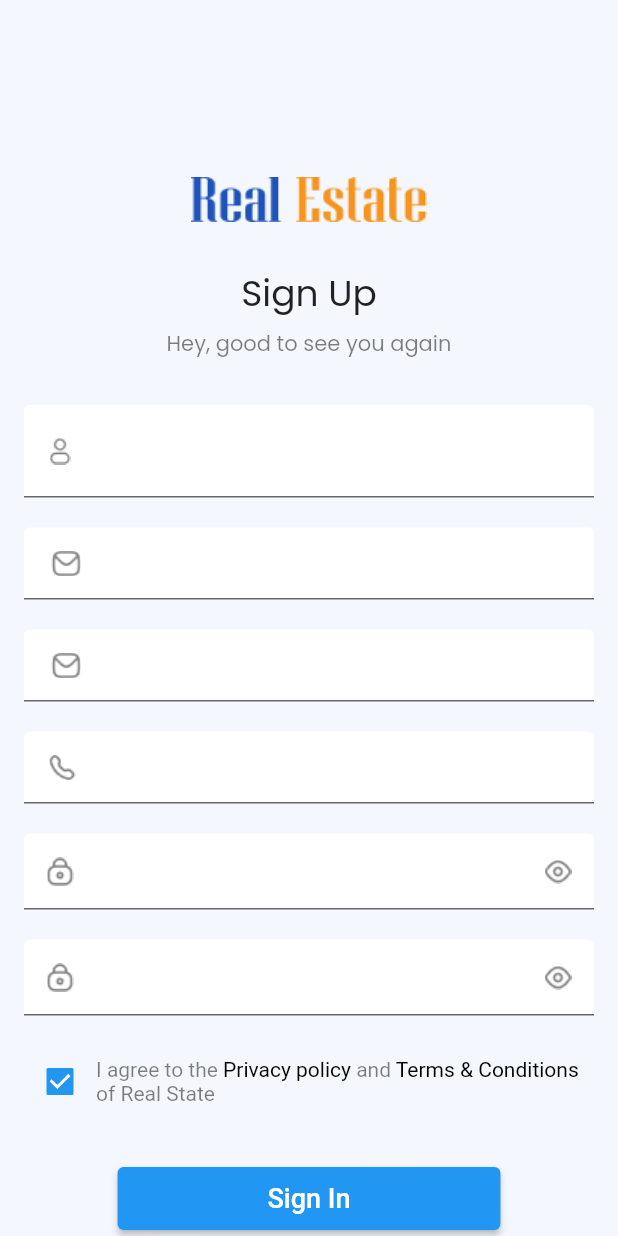
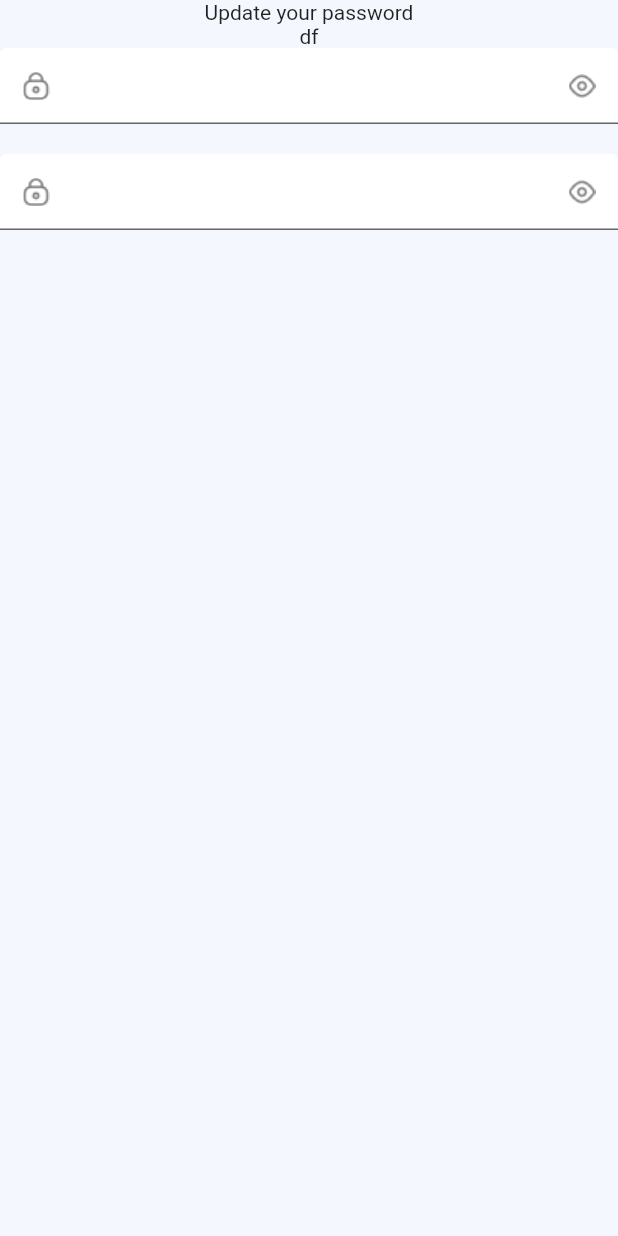
Before and after one commit to khaledmorshed/real_state, a Flutter app: the screen it shows after launch, on a phone screen of 412 x 824 dp. Run offline on Flutter 3.47's test engine with Material 2 defaults, Android fonts, the phone set to English and light mode, and no system bars.

```diff
--- a/lib/screens/sign_up_screen.dart
+++ b/lib/screens/sign_up_screen.dart
@@ -113,6 +113,7 @@ class _SignUpScreenState extends State<SignUpScreen> {
         key: _formKey,
         child: Column(
           children: [
+
             CustomTextFormField(
               controller: _nameController,
               prefixIconString: "assets/vectors/sign up screen/person.png",
@@ -247,16 +248,13 @@ class _SignUpScreenState extends State<SignUpScreen> {
     );
   }
    _gmailAndFb(){
-    return Container(
-
-      child: Row(
+    return Row(
       mainAxisAlignment: MainAxisAlignment.center,
       children: [
         Image.asset("assets/vectors/sign up screen/gmail.png", height: 50, width: 50,),
         const SizedBox(height: 25,),
         Image.asset("assets/vectors/sign up screen/fb.png", height: 50, width: 50,),
       ],
-      ),
     );
   }
 }
--- a/lib/screens/splash_screen.dart
+++ b/lib/screens/splash_screen.dart
@@ -1,6 +1,8 @@
 import 'dart:async';
 import 'package:flutter/material.dart';
+import 'package:real_state/screens/update_password_screen.dart';
 import '../conts/color_manager.dart';
+import 'otp_screen.dart';
 import 'sign_up_screen.dart';
 
 class SplashScreen extends StatefulWidget {
@@ -14,8 +16,10 @@ class _SplashScreenState extends State<SplashScreen> {
 
   startTimer() {
     Timer(const Duration(seconds: 1), () async {
+      // Navigator.pushReplacement(
+      //     context, MaterialPageRoute(builder: (context) => SignUpScreen()));
       Navigator.pushReplacement(
-          context, MaterialPageRoute(builder: (context) => SignUpScreen()));
+          context, MaterialPageRoute(builder: (context) => UpdatePasswordScreen()));
     });
   }
 
--- /dev/null
+++ b/lib/screens/update_password_screen.dart
@@ -0,0 +1,75 @@
+import 'package:flutter/material.dart';
+import 'package:real_state/conts/color_manager.dart';
+
+import '../widgets/custon_text_form_field.dart';
+
+class UpdatePasswordScreen extends StatefulWidget {
+  const UpdatePasswordScreen({Key? key}) : super(key: key);
+
+  @override
+  State<UpdatePasswordScreen> createState() => _UpdatePasswordScreenState();
+}
+
+class _UpdatePasswordScreenState extends State<UpdatePasswordScreen> {
+
+  final _passwordController = TextEditingController();
+  final _confirmPasswordController = TextEditingController();
+
+  @override
+  Widget build(BuildContext context) {
+    return Scaffold(
+      backgroundColor: ColorManager.signUPBackground,
+      body: Container(
+        child: Column(
+          children: [
+            Text("Update your password"),
+            Text("df"),
+
+            _allTextFormField(),
+
+          ],
+        ),
+      ),
+    );
+  }
+
+  _allTextFormField(){
+    return Column(
+      children: [
+        CustomTextFormField(
+          controller: _passwordController,
+          isPassword: true,
+          prefixIconString: "assets/vectors/sign up screen/lock_icon.png",
+          suffixIconString: "assets/vectors/sign up screen/lock_suffix_icon.png",
+          validation: (value) {
+            if (value!.isEmpty) {
+              return "Please enter password";
+            }
+            if(value.toString().length < 6){
+              return "password should be at least 6 characters";
+            }
+            return null;
+          },
+        ),
+
+        const SizedBox(height: 20,),
+
+        CustomTextFormField(
+          controller: _confirmPasswordController,
+          isPassword: true,
+          prefixIconString: "assets/vectors/sign up screen/lock_icon.png",
+          suffixIconString: "assets/vectors/sign up screen/lock_suffix_icon.png",
+          validation: (value) {
+            if (value!.isEmpty) {
+              return "Please enter confirm password";
+            }
+            if(value.toString().length < 6){
+              return "password should be at least 6 characters";
+            }
+            return null;
+          },
+        ),
+      ],
+    );
+  }
+}
--- a/lib/widgets/custon_text_form_field.dart
+++ b/lib/widgets/custon_text_form_field.dart
@@ -30,7 +30,7 @@ class CustomTextFormField extends StatelessWidget {
   bool? isFilled;
   FontWeight? fontWeight;
 
-  CustomTextFormField({
+  CustomTextFormField({super.key,
     this.suffixIcon,
     this.prefixIcon,
     this.hintText,
@@ -69,7 +69,6 @@ class CustomTextFormField extends StatelessWidget {
         child: ValueListenableBuilder(
             valueListenable: obSecureValue,
             builder: (context, value, _) {
-              // print("ispass..........................$isPassword");
               return TextFormField(
                 readOnly: isReadOnly!,
                 onTap: onSubmit != null ? () => onChanged!() : null,
@@ -105,11 +104,9 @@ class CustomTextFormField extends StatelessWidget {
                             child: IconButton(
                               onPressed: () {
                                 if (controller!.text.isEmpty) return;
-                                //  print("ispass suffix button..........................$isPassword");
                                 obSecureValue.value = isPassword;
                                 isPassword = !isPassword;
                                 obSecureValue.value = isPassword;
-                                // print("suffixbutton pressed....................valuLisnter=${obSecureValue.value}.............+isPassword...$isPassword");
                               },
                               icon: Image.asset(suffixIconString!),
                             ),
```
Also changed, not shown: lib/screens/otp_screen.dart (added, +181 -0 lines). Lines whose indentation alone changed are shown as unchanged.
